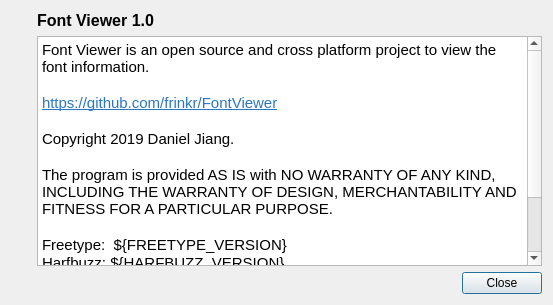
First picture: the form in UI-Qt/QXAboutDialog.ui, repository frinkr/FontViewer, before the edit.
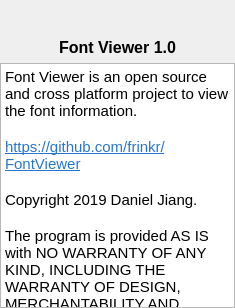
Second picture: the form after the edit. Icons and pictures are not drawn.

Commit message: About dialog

```diff
--- a/UI-Qt/QXAboutDialog.ui
+++ b/UI-Qt/QXAboutDialog.ui
@@ -9,22 +9,50 @@
    <rect>
     <x>0</x>
     <y>0</y>
-    <width>553</width>
-    <height>305</height>
+    <width>235</width>
+    <height>308</height>
    </rect>
   </property>
   <property name="windowTitle">
    <string>About Font Viewer</string>
   </property>
-  <layout class="QHBoxLayout" name="horizontalLayout">
-   <item>
     <layout class="QVBoxLayout" name="verticalLayout">
+   <property name="leftMargin">
+    <number>0</number>
+   </property>
+   <property name="topMargin">
+    <number>0</number>
+   </property>
+   <property name="rightMargin">
+    <number>0</number>
+   </property>
+   <property name="bottomMargin">
+    <number>0</number>
+   </property>
+   <item>
+    <layout class="QHBoxLayout" name="horizontalLayout">
+     <property name="topMargin">
+      <number>12</number>
+     </property>
+     <item>
+      <spacer name="horizontalSpacer">
+       <property name="orientation">
+        <enum>Qt::Horizontal</enum>
+       </property>
+       <property name="sizeHint" stdset="0">
+        <size>
+         <width>40</width>
+         <height>20</height>
+        </size>
+       </property>
+      </spacer>
+     </item>
      <item>
       <widget class="QLabel" name="label_2">
        <property name="maximumSize">
         <size>
-         <width>100</width>
-         <height>100</height>
+         <width>80</width>
+         <height>80</height>
         </size>
        </property>
        <property name="text">
@@ -36,25 +64,26 @@
        <property name="scaledContents">
         <bool>true</bool>
        </property>
+       <property name="alignment">
+        <set>Qt::AlignCenter</set>
+       </property>
       </widget>
      </item>
      <item>
-      <spacer name="verticalSpacer">
+      <spacer name="horizontalSpacer_2">
        <property name="orientation">
-        <enum>Qt::Vertical</enum>
+        <enum>Qt::Horizontal</enum>
        </property>
        <property name="sizeHint" stdset="0">
         <size>
-         <width>20</width>
-         <height>40</height>
+         <width>40</width>
+         <height>20</height>
         </size>
        </property>
       </spacer>
      </item>
     </layout>
    </item>
-   <item>
-    <layout class="QVBoxLayout" name="verticalLayout_2">
      <item>
       <widget class="QLabel" name="label">
        <property name="font">
@@ -67,44 +96,44 @@
        <property name="text">
         <string>Font Viewer 1.0</string>
        </property>
+     <property name="alignment">
+      <set>Qt::AlignCenter</set>
+     </property>
       </widget>
      </item>
      <item>
       <widget class="QTextBrowser" name="textBrowser">
+     <property name="verticalScrollBarPolicy">
+      <enum>Qt::ScrollBarAlwaysOff</enum>
+     </property>
+     <property name="horizontalScrollBarPolicy">
+      <enum>Qt::ScrollBarAlwaysOff</enum>
+     </property>
        <property name="html">
         <string>&lt;!DOCTYPE HTML PUBLIC &quot;-//W3C//DTD HTML 4.0//EN&quot; &quot;http://www.w3.org/TR/REC-html40/strict.dtd&quot;&gt;
 &lt;html&gt;&lt;head&gt;&lt;meta name=&quot;qrichtext&quot; content=&quot;1&quot; /&gt;&lt;style type=&quot;text/css&quot;&gt;
 p, li { white-space: pre-wrap; }
-&lt;/style&gt;&lt;/head&gt;&lt;body style=&quot; font-family:'Cantarell'; font-size:11pt; font-weight:400; font-style:normal;&quot;&gt;
-&lt;p style=&quot; margin-top:0px; margin-bottom:0px; margin-left:0px; margin-right:0px; -qt-block-indent:0; text-indent:0px;&quot;&gt;Font Viewer is an open source and cross platform project to view the font information.&lt;/p&gt;
-&lt;p style=&quot;-qt-paragraph-type:empty; margin-top:0px; margin-bottom:0px; margin-left:0px; margin-right:0px; -qt-block-indent:0; text-indent:0px;&quot;&gt;&lt;br /&gt;&lt;/p&gt;
-&lt;p style=&quot; margin-top:0px; margin-bottom:0px; margin-left:0px; margin-right:0px; -qt-block-indent:0; text-indent:0px;&quot;&gt;&lt;a href=&quot;https://github.com/frinkr/FontViewer&quot;&gt;&lt;span style=&quot; text-decoration: underline; color:#2a76c6;&quot;&gt;https://github.com/frinkr/FontViewer&lt;/span&gt;&lt;/a&gt;&lt;/p&gt;
-&lt;p style=&quot;-qt-paragraph-type:empty; margin-top:0px; margin-bottom:0px; margin-left:0px; margin-right:0px; -qt-block-indent:0; text-indent:0px; text-decoration: underline; color:#2a76c6;&quot;&gt;&lt;br /&gt;&lt;/p&gt;
-&lt;p style=&quot; margin-top:0px; margin-bottom:0px; margin-left:0px; margin-right:0px; -qt-block-indent:0; text-indent:0px;&quot;&gt;Copyright 2019 Daniel Jiang. &lt;/p&gt;
-&lt;p style=&quot;-qt-paragraph-type:empty; margin-top:0px; margin-bottom:0px; margin-left:0px; margin-right:0px; -qt-block-indent:0; text-indent:0px;&quot;&gt;&lt;br /&gt;&lt;/p&gt;
-&lt;p style=&quot; margin-top:0px; margin-bottom:0px; margin-left:0px; margin-right:0px; -qt-block-indent:0; text-indent:0px;&quot;&gt;The program is provided AS IS with NO WARRANTY OF ANY KIND, INCLUDING THE WARRANTY OF DESIGN, MERCHANTABILITY AND FITNESS FOR A PARTICULAR PURPOSE.&lt;/p&gt;
-&lt;p style=&quot;-qt-paragraph-type:empty; margin-top:0px; margin-bottom:0px; margin-left:0px; margin-right:0px; -qt-block-indent:0; text-indent:0px;&quot;&gt;&lt;br /&gt;&lt;/p&gt;
-&lt;p style=&quot; margin-top:0px; margin-bottom:0px; margin-left:0px; margin-right:0px; -qt-block-indent:0; text-indent:0px;&quot;&gt;Freetype:  ${FREETYPE_VERSION}&lt;/p&gt;
-&lt;p style=&quot; margin-top:0px; margin-bottom:0px; margin-left:0px; margin-right:0px; -qt-block-indent:0; text-indent:0px;&quot;&gt;Harfbuzz: ${HARFBUZZ_VERSION}&lt;/p&gt;
-&lt;p style=&quot; margin-top:0px; margin-bottom:0px; margin-left:0px; margin-right:0px; -qt-block-indent:0; text-indent:0px;&quot;&gt;ICU:  ${ICU_VERSION}&lt;/p&gt;
-&lt;p style=&quot; margin-top:0px; margin-bottom:0px; margin-left:0px; margin-right:0px; -qt-block-indent:0; text-indent:0px;&quot;&gt;Boost: ${BOOST_VERSION}&lt;/p&gt;
-&lt;p style=&quot; margin-top:0px; margin-bottom:0px; margin-left:0px; margin-right:0px; -qt-block-indent:0; text-indent:0px;&quot;&gt;Qt: ${QT_VERSION}&lt;/p&gt;
-&lt;p style=&quot;-qt-paragraph-type:empty; margin-top:0px; margin-bottom:0px; margin-left:0px; margin-right:0px; -qt-block-indent:0; text-indent:0px;&quot;&gt;&lt;br /&gt;&lt;/p&gt;&lt;/body&gt;&lt;/html&gt;</string>
+&lt;/style&gt;&lt;/head&gt;&lt;body style=&quot; font-family:'.SF NS Text'; font-size:13pt; font-weight:400; font-style:normal;&quot;&gt;
+&lt;p style=&quot; margin-top:0px; margin-bottom:0px; margin-left:0px; margin-right:0px; -qt-block-indent:0; text-indent:0px;&quot;&gt;&lt;span style=&quot; font-family:'Cantarell'; font-size:11pt;&quot;&gt;Font Viewer is an open source and cross platform project to view the font information.&lt;/span&gt;&lt;/p&gt;
+&lt;p style=&quot;-qt-paragraph-type:empty; margin-top:0px; margin-bottom:0px; margin-left:0px; margin-right:0px; -qt-block-indent:0; text-indent:0px; font-family:'Cantarell'; font-size:11pt;&quot;&gt;&lt;br /&gt;&lt;/p&gt;
+&lt;p style=&quot; margin-top:0px; margin-bottom:0px; margin-left:0px; margin-right:0px; -qt-block-indent:0; text-indent:0px;&quot;&gt;&lt;a href=&quot;https://github.com/frinkr/FontViewer&quot;&gt;&lt;span style=&quot; font-family:'Cantarell'; font-size:11pt; text-decoration: underline; color:#2a76c6;&quot;&gt;https://github.com/frinkr/FontViewer&lt;/span&gt;&lt;/a&gt;&lt;/p&gt;
+&lt;p style=&quot;-qt-paragraph-type:empty; margin-top:0px; margin-bottom:0px; margin-left:0px; margin-right:0px; -qt-block-indent:0; text-indent:0px; font-family:'Cantarell'; font-size:11pt; text-decoration: underline; color:#2a76c6;&quot;&gt;&lt;br /&gt;&lt;/p&gt;
+&lt;p style=&quot; margin-top:0px; margin-bottom:0px; margin-left:0px; margin-right:0px; -qt-block-indent:0; text-indent:0px;&quot;&gt;&lt;span style=&quot; font-family:'Cantarell'; font-size:11pt;&quot;&gt;Copyright 2019 Daniel Jiang. &lt;/span&gt;&lt;/p&gt;
+&lt;p style=&quot;-qt-paragraph-type:empty; margin-top:0px; margin-bottom:0px; margin-left:0px; margin-right:0px; -qt-block-indent:0; text-indent:0px; font-family:'Cantarell'; font-size:11pt;&quot;&gt;&lt;br /&gt;&lt;/p&gt;
+&lt;p style=&quot; margin-top:0px; margin-bottom:0px; margin-left:0px; margin-right:0px; -qt-block-indent:0; text-indent:0px;&quot;&gt;&lt;span style=&quot; font-family:'Cantarell'; font-size:11pt;&quot;&gt;The program is provided AS IS with NO WARRANTY OF ANY KIND, INCLUDING THE WARRANTY OF DESIGN, MERCHANTABILITY AND FITNESS FOR A PARTICULAR PURPOSE.&lt;/span&gt;&lt;/p&gt;
+&lt;p style=&quot;-qt-paragraph-type:empty; margin-top:0px; margin-bottom:0px; margin-left:0px; margin-right:0px; -qt-block-indent:0; text-indent:0px; font-family:'Cantarell'; font-size:11pt;&quot;&gt;&lt;br /&gt;&lt;/p&gt;
+&lt;p style=&quot; margin-top:0px; margin-bottom:0px; margin-left:0px; margin-right:0px; -qt-block-indent:0; text-indent:0px;&quot;&gt;&lt;span style=&quot; font-family:'Cantarell'; font-size:11pt;&quot;&gt;Freetype:  ${FREETYPE_VERSION}&lt;/span&gt;&lt;/p&gt;
+&lt;p style=&quot; margin-top:0px; margin-bottom:0px; margin-left:0px; margin-right:0px; -qt-block-indent:0; text-indent:0px;&quot;&gt;&lt;span style=&quot; font-family:'Cantarell'; font-size:11pt;&quot;&gt;Harfbuzz: ${HARFBUZZ_VERSION}&lt;/span&gt;&lt;/p&gt;
+&lt;p style=&quot; margin-top:0px; margin-bottom:0px; margin-left:0px; margin-right:0px; -qt-block-indent:0; text-indent:0px;&quot;&gt;&lt;span style=&quot; font-family:'Cantarell'; font-size:11pt;&quot;&gt;ICU:  ${ICU_VERSION}&lt;/span&gt;&lt;/p&gt;
+&lt;p style=&quot; margin-top:0px; margin-bottom:0px; margin-left:0px; margin-right:0px; -qt-block-indent:0; text-indent:0px;&quot;&gt;&lt;span style=&quot; font-family:'Cantarell'; font-size:11pt;&quot;&gt;Boost: ${BOOST_VERSION}&lt;/span&gt;&lt;/p&gt;
+&lt;p style=&quot; margin-top:0px; margin-bottom:0px; margin-left:0px; margin-right:0px; -qt-block-indent:0; text-indent:0px;&quot;&gt;&lt;span style=&quot; font-family:'Cantarell'; font-size:11pt;&quot;&gt;Qt: ${QT_VERSION}&lt;/span&gt;&lt;/p&gt;
+&lt;p style=&quot;-qt-paragraph-type:empty; margin-top:0px; margin-bottom:0px; margin-left:0px; margin-right:0px; -qt-block-indent:0; text-indent:0px; font-family:'Cantarell'; font-size:11pt;&quot;&gt;&lt;br /&gt;&lt;/p&gt;&lt;/body&gt;&lt;/html&gt;</string>
        </property>
        <property name="openExternalLinks">
         <bool>true</bool>
        </property>
       </widget>
      </item>
-     <item>
-      <widget class="QDialogButtonBox" name="buttonBox">
-       <property name="standardButtons">
-        <set>QDialogButtonBox::Close</set>
-       </property>
-      </widget>
-     </item>
-    </layout>
-   </item>
   </layout>
  </widget>
  <resources>
```
Left out of the diff: 19 changed lines with no effect on the pictures. Lines whose indentation alone changed are shown as unchanged. The commit also changes 3 other files.
